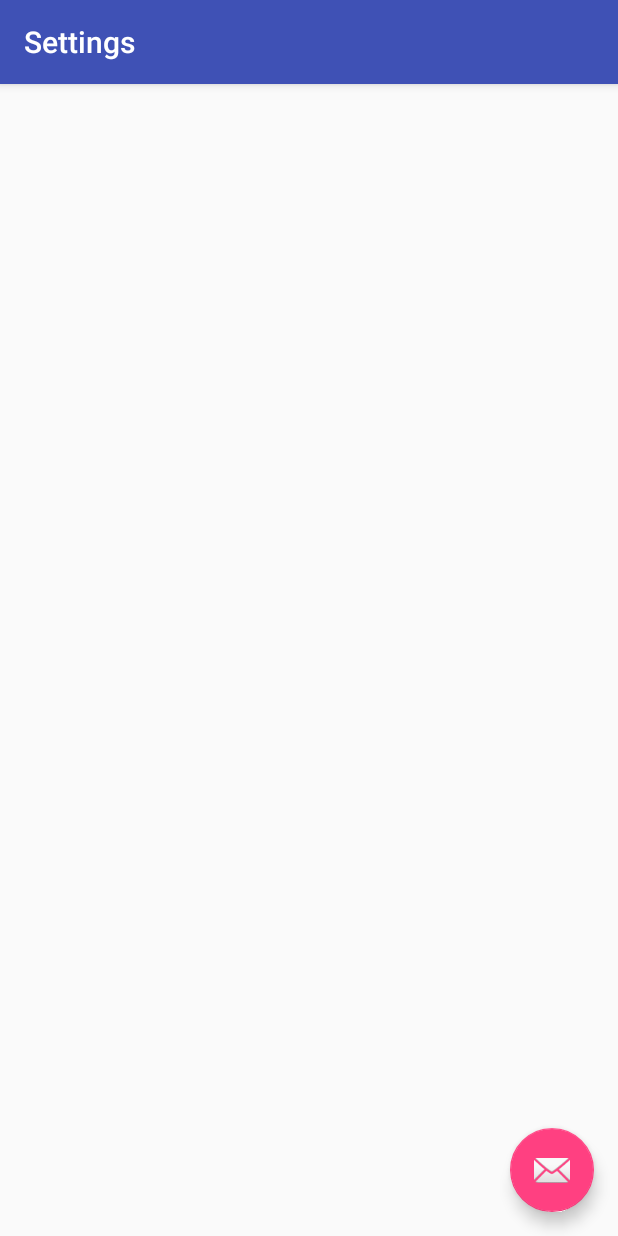
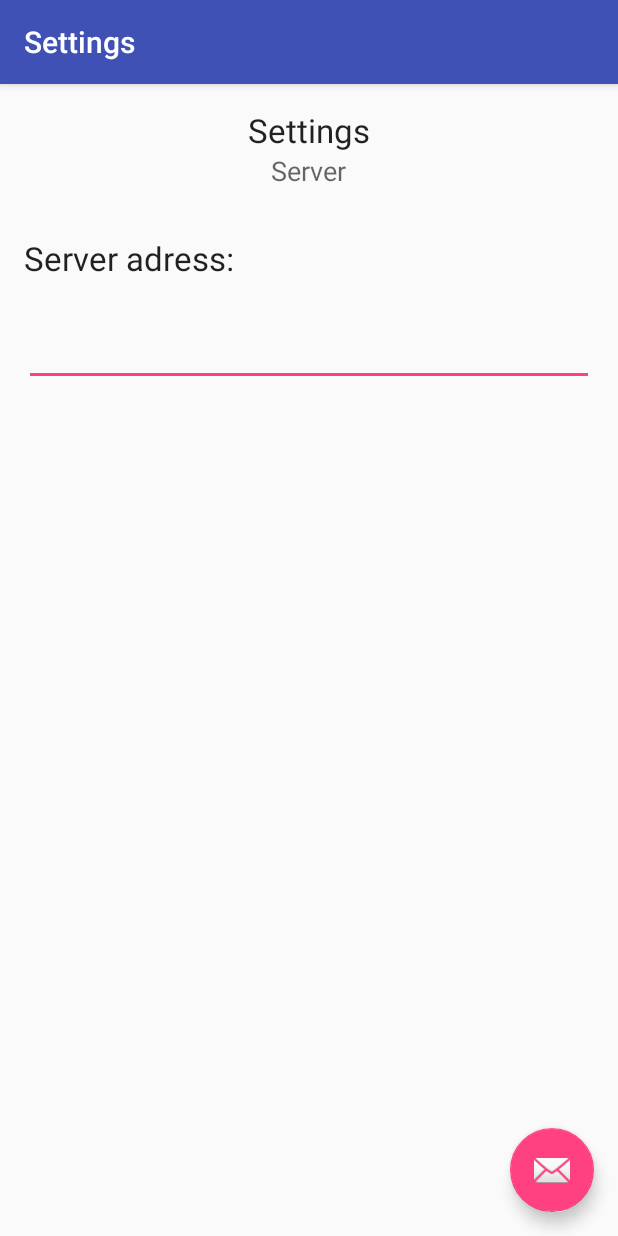
Before and after one commit to p-raths/MEG_Projekt, an Android app: the Settings screen opened directly, with no data from a screen before it, on a phone screen of 412 x 824 dp. Run offline under Robolectric (Android 15) with nearby library versions, the phone set to English and light mode, and no system bars.

Commit message:
Settings Layout Updated

```diff
--- a/app/src/main/res/layout/content_settings.xml
+++ b/app/src/main/res/layout/content_settings.xml
@@ -9,4 +9,44 @@
     app:layout_behavior="@string/appbar_scrolling_view_behavior"
     tools:showIn="@layout/activity_settings" tools:context="com.example.hsr.meg_projekt.Settings">
 
+    <TextView
+        android:layout_width="wrap_content"
+        android:layout_height="wrap_content"
+        android:textAppearance="?android:attr/textAppearanceLarge"
+        android:text="Settings"
+        android:id="@+id/registration_Title"
+        android:layout_alignParentTop="true"
+        android:layout_centerHorizontal="true" />
+
+    <TextView
+        android:layout_width="wrap_content"
+        android:layout_height="wrap_content"
+        android:textAppearance="?android:attr/textAppearanceMedium"
+        android:text="Server"
+        android:id="@+id/subtitle"
+        android:layout_below="@+id/registration_Title"
+        android:layout_centerHorizontal="true" />
+
+    <TextView
+        android:layout_width="wrap_content"
+        android:layout_height="wrap_content"
+        android:textAppearance="?android:attr/textAppearanceLarge"
+        android:text="Server adress:"
+        android:id="@+id/textView3"
+        android:layout_marginTop="31dp"
+        android:layout_below="@+id/subtitle"
+        android:layout_alignParentStart="true" />
+
+    <EditText
+        android:layout_width="wrap_content"
+        android:layout_height="wrap_content"
+        android:id="@+id/username_text"
+        android:layout_marginTop="25dp"
+        android:layout_below="@+id/textView3"
+        android:layout_alignParentStart="true"
+        android:layout_alignParentEnd="true" />
+
+
+
+
 </RelativeLayout>
```
